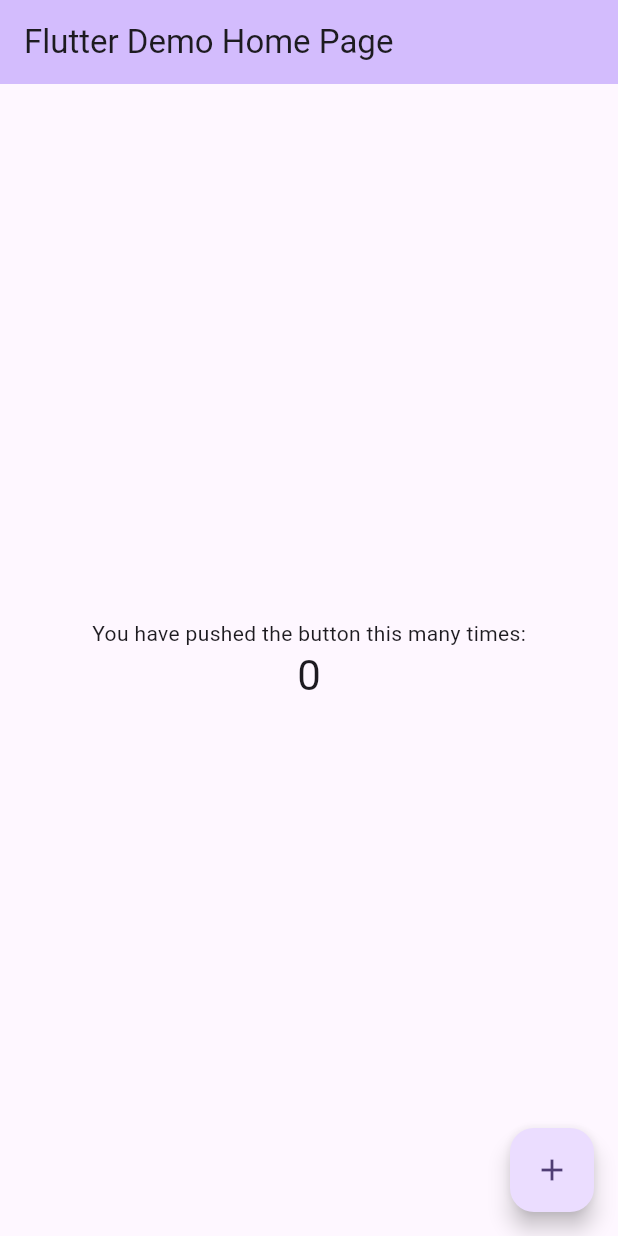
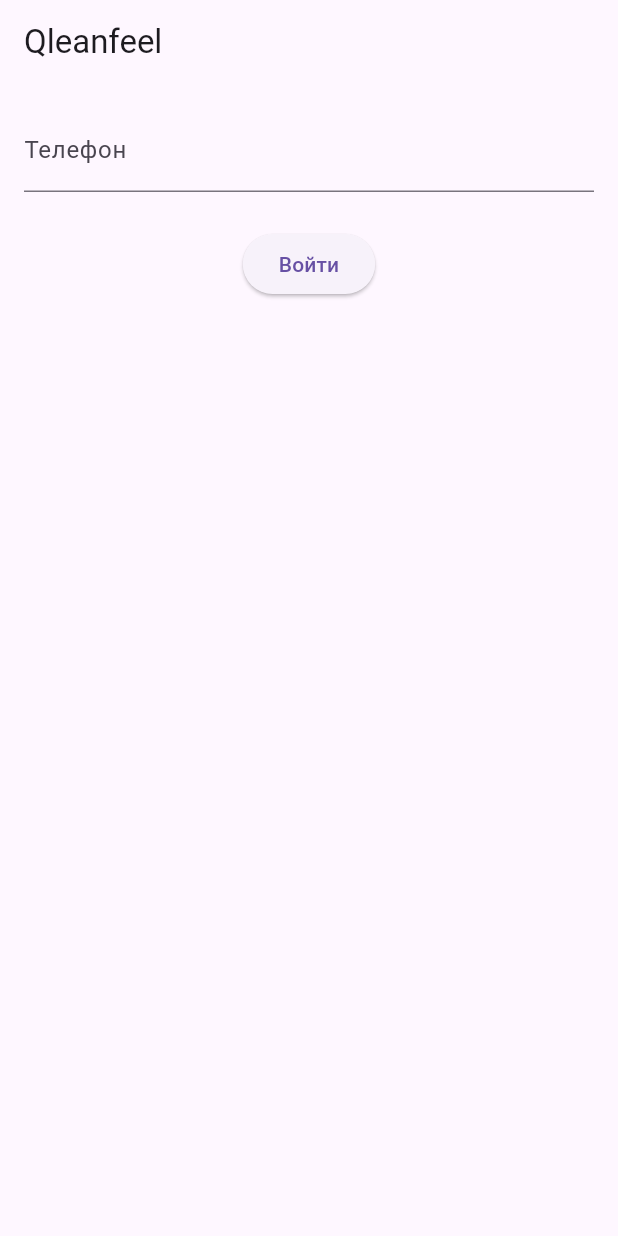
Before and after one commit to qleanfeel-bot/qleanfeel-app, a Flutter app: the screen it shows after launch, on a phone screen of 412 x 824 dp. Run offline on Flutter 3.47's test engine with Material 3 defaults, Android fonts, the phone set to English and light mode, and no system bars.

Commit message:
feat:mock auth login screen

```diff
--- /dev/null
+++ b/lib/login_page.dart
@@ -0,0 +1,33 @@
+import 'package:flutter/material.dart';
+
+class LoginPage extends StatelessWidget {
+  const LoginPage({super.key});
+
+  @override
+  Widget build(BuildContext context) {
+    return Scaffold(
+      appBar: AppBar(title: const Text('Qleanfeel')),
+      body: Padding(
+        padding: const EdgeInsets.all(16),
+        child: Column(
+          children: [
+            const TextField(
+              keyboardType: TextInputType.phone,
+              decoration: InputDecoration(
+                labelText: 'Телефон',
+                prefixText: '+7 ',
+              ),
+            ),
+            const SizedBox(height: 24),
+            ElevatedButton(
+              onPressed: () {
+                Navigator.pushReplacementNamed(context, '/home');
+              },
+              child: const Text('Войти'),
+            )
+          ],
+        ),
+      ),
+    );
+  }
+}
--- a/lib/main.dart
+++ b/lib/main.dart
@@ -1,4 +1,5 @@
 import 'package:flutter/material.dart';
+import 'login_page.dart';
 
 void main() {
   runApp(const MyApp());
@@ -7,116 +8,18 @@ void main() {
 class MyApp extends StatelessWidget {
   const MyApp({super.key});
 
-  // This widget is the root of your application.
   @override
   Widget build(BuildContext context) {
     return MaterialApp(
-      title: 'Flutter Demo',
-      theme: ThemeData(
-        // This is the theme of your application.
-        //
-        // TRY THIS: Try running your application with "flutter run". You'll see
-        // the application has a purple toolbar. Then, without quitting the app,
-        // try changing the seedColor in the colorScheme below to Colors.green
-        // and then invoke "hot reload" (save your changes or press the "hot
-        // reload" button in a Flutter-supported IDE, or press "r" if you used
-        // the command line to start the app).
-        //
-        // Notice that the counter didn't reset back to zero; the application
-        // state is not lost during the reload. To reset the state, use hot
-        // restart instead.
-        //
-        // This works for code too, not just values: Most code changes can be
-        // tested with just a hot reload.
-        colorScheme: .fromSeed(seedColor: Colors.deepPurple),
+      debugShowCheckedModeBanner: false,
+
+      home: const LoginPage(),
+
+      routes: {
+  '/home': (_) => const Scaffold(
+        body: Center(child: Text('HOME')),
       ),
-      home: const MyHomePage(title: 'Flutter Demo Home Page'),
+},
     );
   }
 }
-
-class MyHomePage extends StatefulWidget {
-  const MyHomePage({super.key, required this.title});
-
-  // This widget is the home page of your application. It is stateful, meaning
-  // that it has a State object (defined below) that contains fields that affect
-  // how it looks.
-
-  // This class is the configuration for the state. It holds the values (in this
-  // case the title) provided by the parent (in this case the App widget) and
-  // used by the build method of the State. Fields in a Widget subclass are
-  // always marked "final".
-
-  final String title;
-
-  @override
-  State<MyHomePage> createState() => _MyHomePageState();
-}
-
-class _MyHomePageState extends State<MyHomePage> {
-  int _counter = 0;
-
-  void _incrementCounter() {
-    setState(() {
-      // This call to setState tells the Flutter framework that something has
-      // changed in this State, which causes it to rerun the build method below
-      // so that the display can reflect the updated values. If we changed
-      // _counter without calling setState(), then the build method would not be
-      // called again, and so nothing would appear to happen.
-      _counter++;
-    });
-  }
-
-  @override
-  Widget build(BuildContext context) {
-    // This method is rerun every time setState is called, for instance as done
-    // by the _incrementCounter method above.
-    //
-    // The Flutter framework has been optimized to make rerunning build methods
-    // fast, so that you can just rebuild anything that needs updating rather
-    // than having to individually change instances of widgets.
-    return Scaffold(
-      appBar: AppBar(
-        // TRY THIS: Try changing the color here to a specific color (to
-        // Colors.amber, perhaps?) and trigger a hot reload to see the AppBar
-        // change color while the other colors stay the same.
-        backgroundColor: Theme.of(context).colorScheme.inversePrimary,
-        // Here we take the value from the MyHomePage object that was created by
-        // the App.build method, and use it to set our appbar title.
-        title: Text(widget.title),
-      ),
-      body: Center(
-        // Center is a layout widget. It takes a single child and positions it
-        // in the middle of the parent.
-        child: Column(
-          // Column is also a layout widget. It takes a list of children and
-          // arranges them vertically. By default, it sizes itself to fit its
-          // children horizontally, and tries to be as tall as its parent.
-          //
-          // Column has various properties to control how it sizes itself and
-          // how it positions its children. Here we use mainAxisAlignment to
-          // center the children vertically; the main axis here is the vertical
-          // axis because Columns are vertical (the cross axis would be
-          // horizontal).
-          //
-          // TRY THIS: Invoke "debug painting" (choose the "Toggle Debug Paint"
-          // action in the IDE, or press "p" in the console), to see the
-          // wireframe for each widget.
-          mainAxisAlignment: .center,
-          children: [
-            const Text('You have pushed the button this many times:'),
-            Text(
-              '$_counter',
-              style: Theme.of(context).textTheme.headlineMedium,
-            ),
-          ],
-        ),
-      ),
-      floatingActionButton: FloatingActionButton(
-        onPressed: _incrementCounter,
-        tooltip: 'Increment',
-        child: const Icon(Icons.add),
-      ),
-    );
-  }
-}
--- /dev/null
+++ b/lib/presentation/auth/login_page.dart
@@ -0,0 +1,12 @@
+import 'package:flutter/material.dart';
+
+class LoginPage extends StatelessWidget {
+  const LoginPage({super.key});
+
+  @override
+  Widget build(BuildContext context) {
+    return Scaffold(
+      body: Center(child: Text('Login')),
+    );
+  }
+}
```
Also changed, not shown: 3 other files.
